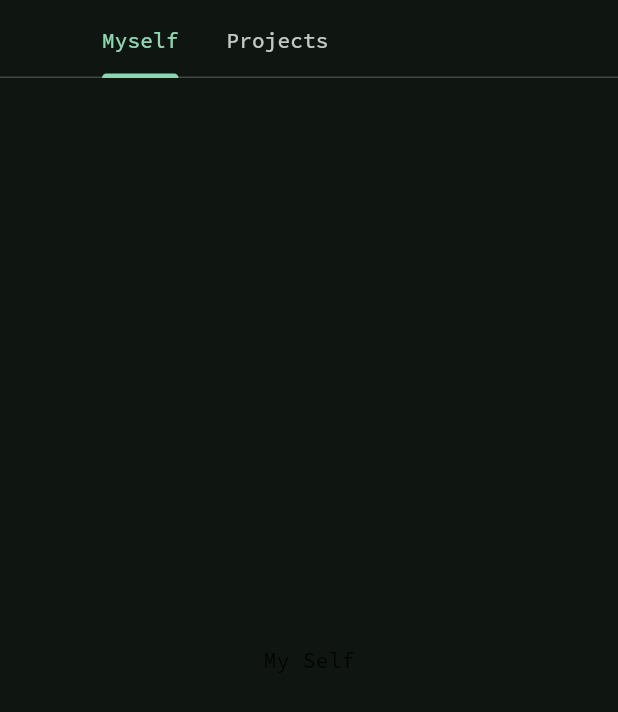
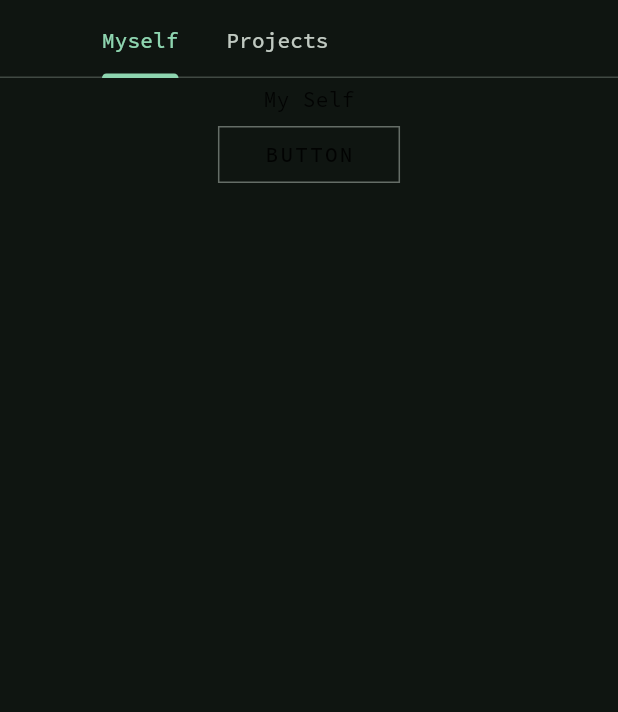
Before and after one commit to Ahnaf16/project_me, a Flutter app: the screen it shows after launch, on a phone screen of 412 x 824 dp. Shown: the top 712 px of the screen. Run offline on Flutter 3.47's test engine with Material 2 defaults, Android fonts, the phone set to English and light mode, and no system bars; our stand-ins replace cached_network_image, cloud_firestore, firebase_core, flex_color_scheme, flutter_animate, flutter_hooks and 5 more; accounts and stored records are empty.

Commit message:
creating animated button

```diff
--- a/lib/feature/my_self/view/myself_view.dart
+++ b/lib/feature/my_self/view/myself_view.dart
@@ -1,15 +1,100 @@
 import 'package:flutter/material.dart';
+import 'package:flutter_hooks/flutter_hooks.dart';
 import 'package:hooks_riverpod/hooks_riverpod.dart';
+import 'package:project_me/core/core.dart';
 
-class MySelfView extends ConsumerWidget {
+class MySelfView extends HookConsumerWidget {
   const MySelfView({super.key});
 
   @override
   Widget build(BuildContext context, WidgetRef ref) {
-    return const Scaffold(
+    final selected = useState(false);
+    return Scaffold(
       body: Center(
-        child: Text('My Self'),
+        child: Column(
+          children: [
+            const Text('My Self'),
+            RotatingButton(
+              isSelected: selected.value,
+              onTap: () {
+                selected.value = !selected.value;
+              },
+              child: const Text('BUTTON'),
+            )
+          ],
+        ),
       ),
     );
   }
 }
+
+class RotatingButton extends StatefulWidget {
+  const RotatingButton({
+    super.key,
+    required this.child,
+    required this.isSelected,
+    required this.onTap,
+  });
+  final Widget child;
+  final bool isSelected;
+  final VoidCallback onTap;
+
+  @override
+  State<RotatingButton> createState() => _RotatingButtonState();
+}
+
+class _RotatingButtonState extends State<RotatingButton> {
+  bool clicked = false;
+  bool isHovering = false;
+
+  @override
+  Widget build(BuildContext context) {
+    color() {
+      if (clicked) return context.colorTheme.primary.withOpacity(.7);
+      if (widget.isSelected) return context.colorTheme.primary;
+      if (isHovering) return context.colorTheme.outline;
+
+      return context.colorTheme.outline.withOpacity(.7);
+    }
+
+    return MouseRegion(
+      onEnter: (event) {
+        setState(() => isHovering = true);
+      },
+      onExit: (event) {
+        setState(() => isHovering = false);
+      },
+      child: GestureDetector(
+        onTapDown: (details) {
+          setState(() => clicked = true);
+        },
+        onTapCancel: () {
+          setState(() => clicked = false);
+        },
+        onTapUp: (details) {
+          setState(() => clicked = false);
+        },
+        onTap: () {
+          widget.onTap.call();
+        },
+        child: AnimatedContainer(
+          duration: const Duration(milliseconds: 150),
+          margin: const EdgeInsets.all(8),
+          padding: const EdgeInsets.symmetric(horizontal: 30, vertical: 8),
+          decoration: BoxDecoration(
+            border: Border.all(color: color()),
+          ),
+          child: AnimatedDefaultTextStyle(
+            style: context.textTheme.labelLarge!.copyWith(
+              color: widget.isSelected ? context.colorTheme.primary : null,
+              fontWeight: widget.isSelected ? FontWeight.bold : null,
+              letterSpacing: 1.5,
+            ),
+            duration: const Duration(milliseconds: 150),
+            child: widget.child,
+          ),
+        ),
+      ),
+    );
+  }
+}
--- a/lib/main.dart
+++ b/lib/main.dart
@@ -1,5 +1,6 @@
 import 'package:firebase_core/firebase_core.dart';
 import 'package:flutter/material.dart';
+import 'package:flutter_animate/flutter_animate.dart';
 import 'package:flutter_web_plugins/url_strategy.dart';
 import 'package:hooks_riverpod/hooks_riverpod.dart';
 import 'package:project_me/route/route_config.dart';
@@ -10,6 +11,7 @@ import 'firebase_options.dart';
 void main() async {
   WidgetsFlutterBinding.ensureInitialized();
   await Firebase.initializeApp(options: DefaultFirebaseOptions.currentPlatform);
+  Animate.restartOnHotReload = true;
   usePathUrlStrategy();
   runApp(const ProviderScope(child: MainApp()));
 }
@@ -23,8 +25,8 @@ class MainApp extends ConsumerWidget {
     return MaterialApp.router(
       debugShowCheckedModeBanner: false,
       routerConfig: routes,
-      theme: WhiteBlacked.theme,
-      darkTheme: WhiteBlacked.darkTheme,
+      theme: AppTheme.theme,
+      darkTheme: AppTheme.darkTheme,
       themeMode: ThemeMode.dark,
     );
   }
--- a/lib/theme/theme.dart
+++ b/lib/theme/theme.dart
@@ -2,7 +2,7 @@ import 'package:flex_color_scheme/flex_color_scheme.dart';
 import 'package:flutter/material.dart';
 import 'package:google_fonts/google_fonts.dart';
 
-class WhiteBlacked {
+class AppTheme {
   static final theme = FlexThemeData.light(
     colors: const FlexSchemeColor(
       primary: Color(0xff065808),
```
